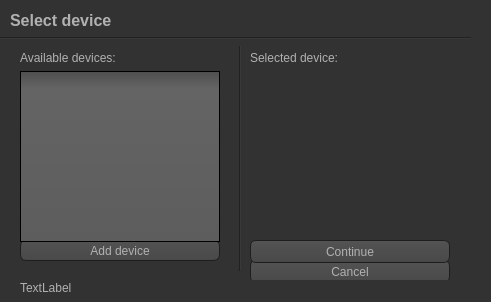
The window that screens/devicedialog.ui (PCSchool/demonstrator) describes before a commit, drawn with Qt 5.
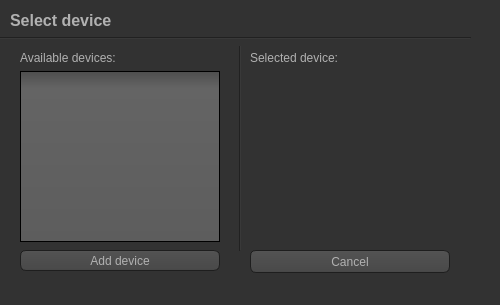
The same window after the commit. Icons and pictures are not drawn.

Diff of the .ui file:
```diff
--- a/screens/devicedialog.ui
+++ b/screens/devicedialog.ui
@@ -6,8 +6,8 @@
    <rect>
     <x>0</x>
     <y>0</y>
-    <width>491</width>
-    <height>302</height>
+    <width>500</width>
+    <height>305</height>
    </rect>
   </property>
   <property name="windowTitle">
@@ -487,7 +487,7 @@
      <x>230</x>
      <y>40</y>
      <width>20</width>
-     <height>231</height>
+     <height>211</height>
     </rect>
    </property>
    <property name="orientation">
@@ -518,7 +518,7 @@
    <property name="geometry">
     <rect>
      <x>20</x>
-     <y>240</y>
+     <y>250</y>
      <width>200</width>
      <height>21</height>
     </rect>
@@ -550,7 +550,7 @@
    <property name="geometry">
     <rect>
      <x>250</x>
-     <y>260</y>
+     <y>250</y>
      <width>200</width>
      <height>23</height>
     </rect>
@@ -565,25 +565,6 @@
     <string>Cancel</string>
    </property>
   </widget>
-  <widget class="QPushButton" name="btnContinue">
-   <property name="geometry">
-    <rect>
-     <x>250</x>
-     <y>240</y>
-     <width>200</width>
-     <height>23</height>
-    </rect>
-   </property>
-   <property name="minimumSize">
-    <size>
-     <width>200</width>
-     <height>0</height>
-    </size>
-   </property>
-   <property name="text">
-    <string>Continue</string>
-   </property>
-  </widget>
   <widget class="QLabel" name="label_3">
    <property name="geometry">
     <rect>
@@ -613,7 +594,7 @@
   <widget class="QLabel" name="lblTest">
    <property name="geometry">
     <rect>
-     <x>20</x>
+     <x>10</x>
      <y>280</y>
      <width>451</width>
      <height>16</height>
@@ -1084,7 +1065,7 @@
 }</string>
    </property>
    <property name="text">
-    <string>TextLabel</string>
+    <string/>
    </property>
   </widget>
   <widget class="QListWidget" name="lbListDevices">
```
Left out of the diff: 967 changed lines with no effect on the pictures.
